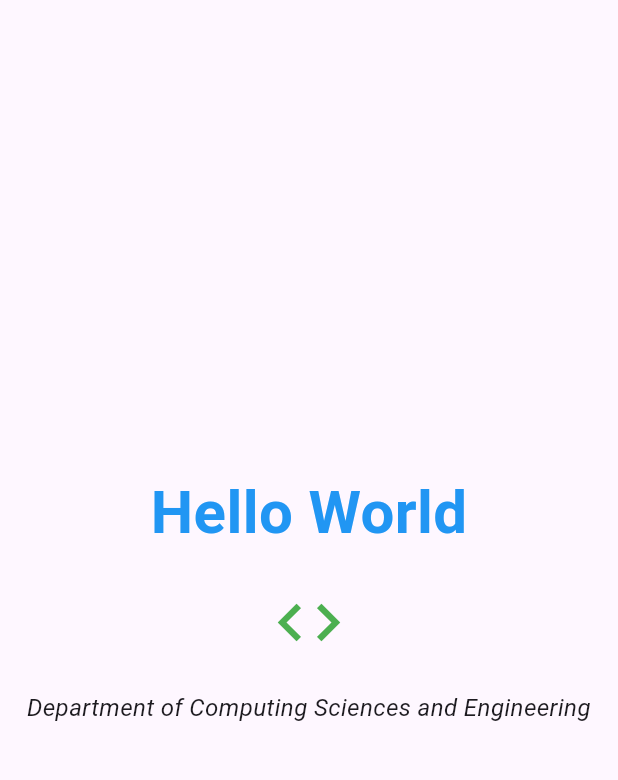
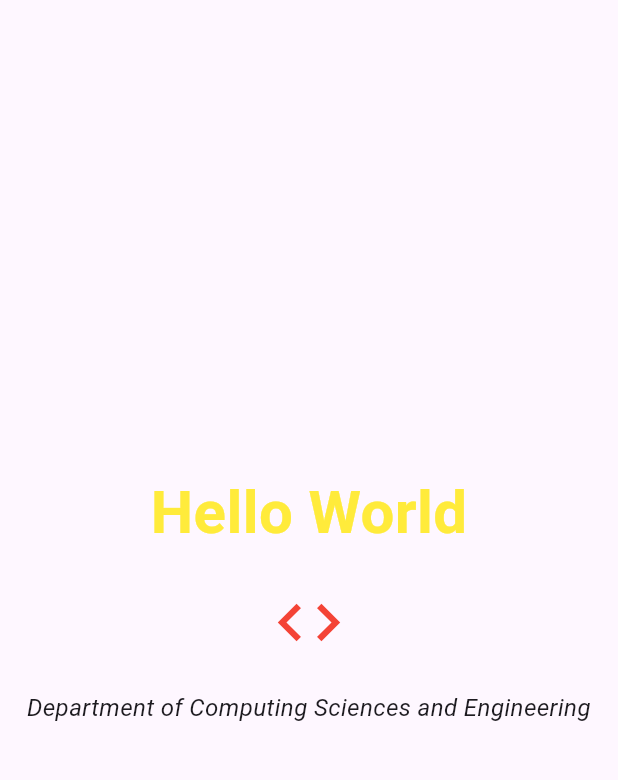
Before and after one commit to lesacq/Mobile-applications-students, a Flutter app: the screen it shows after launch, on a phone screen of 412 x 824 dp, the part 63-843 px from its top. Run offline on Flutter 3.47's test engine with Material 3 defaults, Android fonts, the phone set to English and light mode, and no system bars.

Commit message:
feat: customize hello world app with personal details

```diff
--- a/lib/main.dart
+++ b/lib/main.dart
@@ -38,14 +38,14 @@ class HelloWorldScreen extends StatelessWidget {
               style:TextStyle(
                 fontSize:40 ,
                 fontWeight: FontWeight.bold,
-                color: Colors.blue,
+                color: Colors.yellow,
               ),
             ),
             const SizedBox(height: 20),
             Icon(
               Icons.code,
               size: 50,
-              color: Colors.green,
+              color: Colors.red,
             ),
             const SizedBox(height: 20),
             Text(
```
